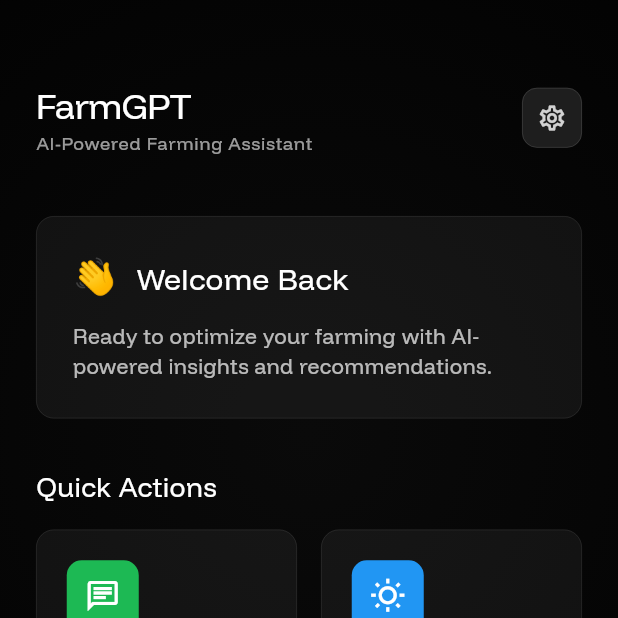
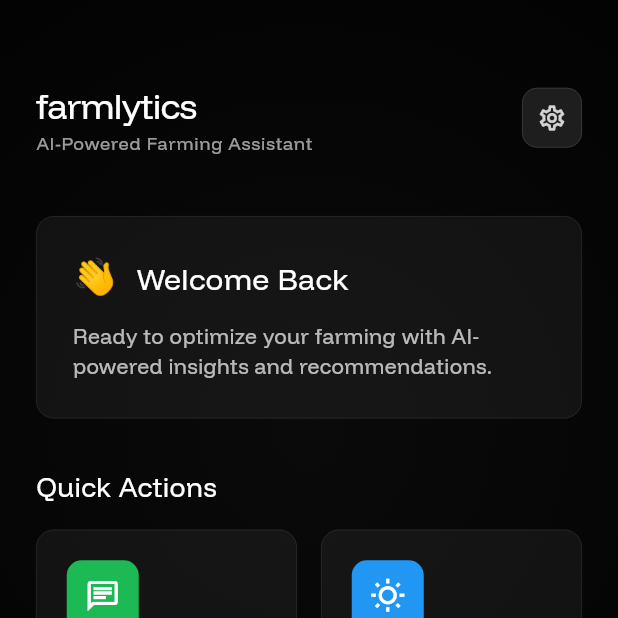
Before and after one commit to Farmlytics/farmgpt, a Flutter app: the screen it shows after launch, on a phone screen of 412 x 824 dp, the top half of it. Run offline on Flutter 3.47's test engine with Material 3 defaults, Android fonts, the light colour scheme and no system bars; our stand-ins replace lottie.

Commit message:
refactor: Rename project references from FarmGPT to farmlytics in design documentation, main page, and splash screen.

```diff
--- a/lib/MainPage.dart
+++ b/lib/MainPage.dart
@@ -93,7 +93,7 @@ class _MainPageState extends State<MainPage> with TickerProviderStateMixin {
                                     crossAxisAlignment: CrossAxisAlignment.start,
                                     children: [
                                       Text(
-                                        'FarmGPT',
+                                        'farmlytics',
                                         style: TextStyle(
                                           fontSize: 24,
                                           fontWeight: FontWeight.w300,
@@ -282,7 +282,7 @@ class _MainPageState extends State<MainPage> with TickerProviderStateMixin {
                             ),
                             const SizedBox(height: 4),
                             Text(
-                              'Start using FarmGPT to see your activity here',
+                              'Start using farmlytics to see your activity here',
                               style: TextStyle(
                                 fontSize: 12,
                                 color: Colors.white.withOpacity(0.4),
--- a/lib/splash.dart
+++ b/lib/splash.dart
@@ -230,7 +230,7 @@ class _SplashScreenState extends State<SplashScreen>
 
                       // App name with modern typography
                       Text(
-                        'FarmGPT',
+                        'farmlytics',
                         style: TextStyle(
                           fontSize: 42,
                           fontWeight: FontWeight.w300,
```
Also changed, not shown: 1 other file.
